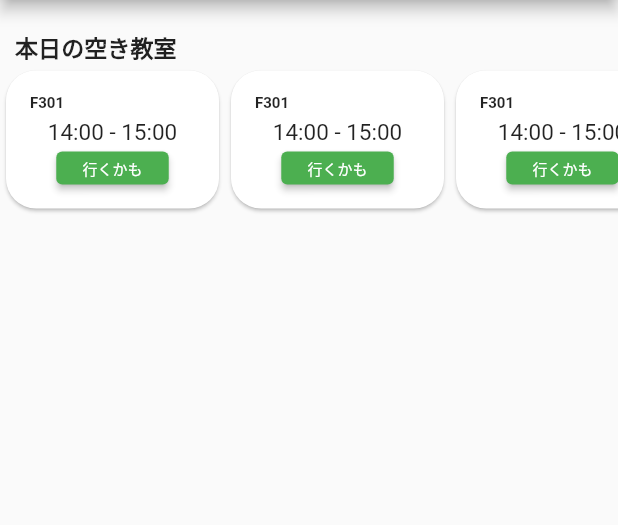
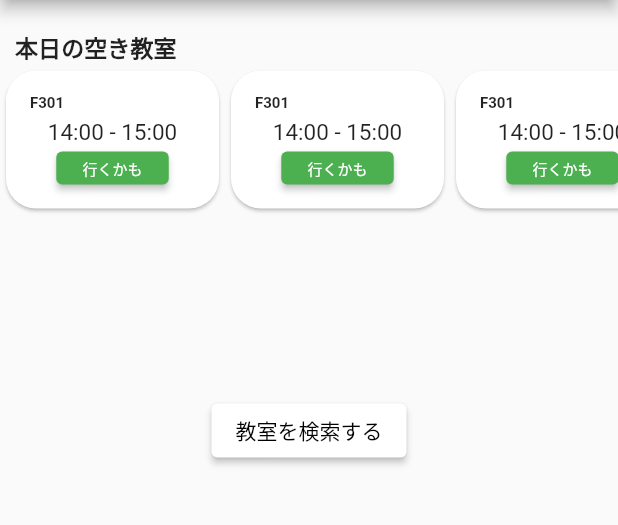
Before and after one commit to v-code-team-pioneer-inc/ccrs-mobile, a Flutter app: the screen it shows after launch, on a phone screen of 412 x 824 dp, the part 84-609 px from its top. Run offline on Flutter 3.47's test engine with Material 2 defaults, Android fonts, the phone set to English and light mode, and no system bars.

Commit message:
[ADD]遷移ボタン

```diff
--- a/lib/main.dart
+++ b/lib/main.dart
@@ -1,6 +1,6 @@
 import 'package:flutter/material.dart';
 
-// TodayAvailableClassroomCard
+import 'screen/rooms_screen.dart';
 import 'components/today_available_classroom_card.dart';
 
 void main() {
@@ -65,6 +65,24 @@ class _MyHomePageState extends State<MyHomePage> {
               ],
             ),
           ),
+          const SizedBox(height: 120),
+          // button
+          ElevatedButton(
+            child: const Text(
+              '教室を検索する',
+              style: TextStyle(
+                color: Colors.black,
+              ),
+            ),
+            // 色を白に
+            style:ElevatedButton.styleFrom(
+              primary: Colors.white,
+            ),
+            onPressed: () => Navigator.of(context)
+                .push(MaterialPageRoute(builder: (context) {
+              return NewView1();
+            })),
+          ),
         ],
       ),
     );
```
